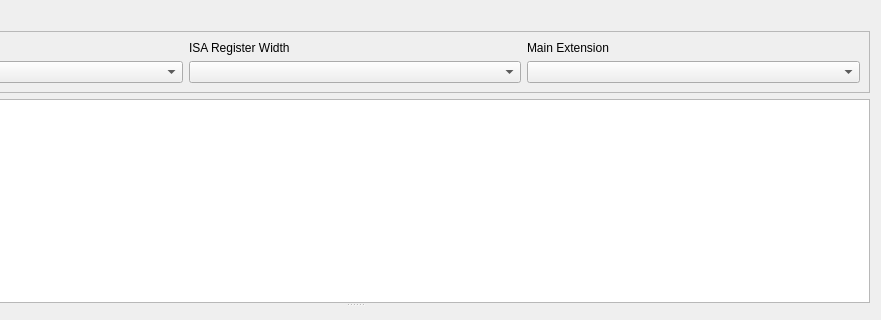
Qt form src/sliderulestab.ui (mortbopet/Ripes) before a commit; both pictures show x 171 to 1052 and y 0 to 320 of the 1052 by 539 pixel window.
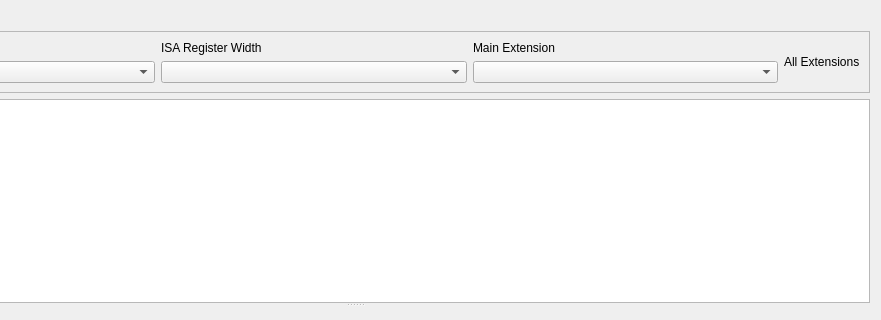
The same form after that commit. Custom widgets are drawn as their Qt base class.

Commit message: Add UI element for selecting multiple extensions

Diff of the .ui file:
```diff
--- a/src/sliderulestab.ui
+++ b/src/sliderulestab.ui
@@ -126,6 +126,20 @@
             </item>
            </layout>
           </item>
+          <item>
+           <layout class="QVBoxLayout" name="verticalLayout_5">
+            <item>
+             <widget class="QLabel" name="label_6">
+              <property name="text">
+               <string>All Extensions</string>
+              </property>
+             </widget>
+            </item>
+            <item>
+             <layout class="QGridLayout" name="extensionCheckboxGrid"/>
+            </item>
+           </layout>
+          </item>
          </layout>
         </widget>
        </item>
```
